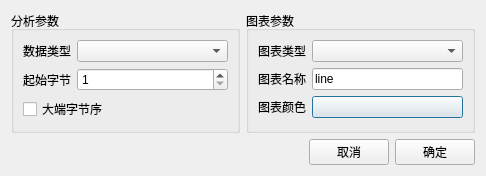
The window that src/pages/page/charts/xyserial/SAKChartsXYSerialEditDialog.ui (x-tools-author/x-tools) describes before a commit, drawn with Qt 5.
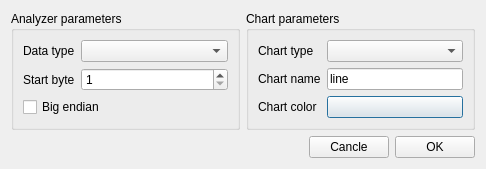
The same window after the commit.

```diff
--- a/src/pages/page/charts/xyserial/SAKChartsXYSerialEditDialog.ui
+++ b/src/pages/page/charts/xyserial/SAKChartsXYSerialEditDialog.ui
@@ -23,13 +23,13 @@
       </sizepolicy>
      </property>
      <property name="title">
-      <string>分析参数</string>
+      <string>Analyzer parameters</string>
      </property>
      <layout class="QGridLayout" name="gridLayout_2">
       <item row="0" column="0">
        <widget class="QLabel" name="label">
         <property name="text">
-         <string>数据类型</string>
+         <string>Data type</string>
         </property>
        </widget>
       </item>
@@ -46,14 +46,14 @@
       <item row="1" column="0">
        <widget class="QLabel" name="label_2">
         <property name="text">
-         <string>起始字节</string>
+         <string>Start byte</string>
         </property>
        </widget>
       </item>
       <item row="2" column="0" colspan="2">
        <widget class="QCheckBox" name="bigEndianCheckBox">
         <property name="text">
-         <string>大端字节序</string>
+         <string>Big endian</string>
         </property>
        </widget>
       </item>
@@ -79,7 +79,7 @@
       </sizepolicy>
      </property>
      <property name="title">
-      <string notr="true">图表参数</string>
+      <string notr="true">Chart parameters</string>
      </property>
      <layout class="QGridLayout" name="gridLayout_3">
       <item row="1" column="1">
@@ -95,7 +95,7 @@
       <item row="0" column="0">
        <widget class="QLabel" name="label_3">
         <property name="text">
-         <string>图表类型</string>
+         <string>Chart type</string>
         </property>
        </widget>
       </item>
@@ -109,14 +109,14 @@
       <item row="1" column="0">
        <widget class="QLabel" name="label_4">
         <property name="text">
-         <string>图表名称</string>
+         <string>Chart name</string>
         </property>
        </widget>
       </item>
       <item row="2" column="0">
        <widget class="QLabel" name="label_5">
         <property name="text">
-         <string>图表颜色</string>
+         <string>Chart color</string>
         </property>
        </widget>
       </item>
@@ -171,14 +171,14 @@
       <item>
        <widget class="QPushButton" name="cancelPushButton">
         <property name="text">
-         <string>取消</string>
+         <string>Cancle</string>
         </property>
        </widget>
       </item>
       <item>
        <widget class="QPushButton" name="okPushButton">
         <property name="text">
-         <string>确定</string>
+         <string>OK</string>
         </property>
        </widget>
       </item>
```
